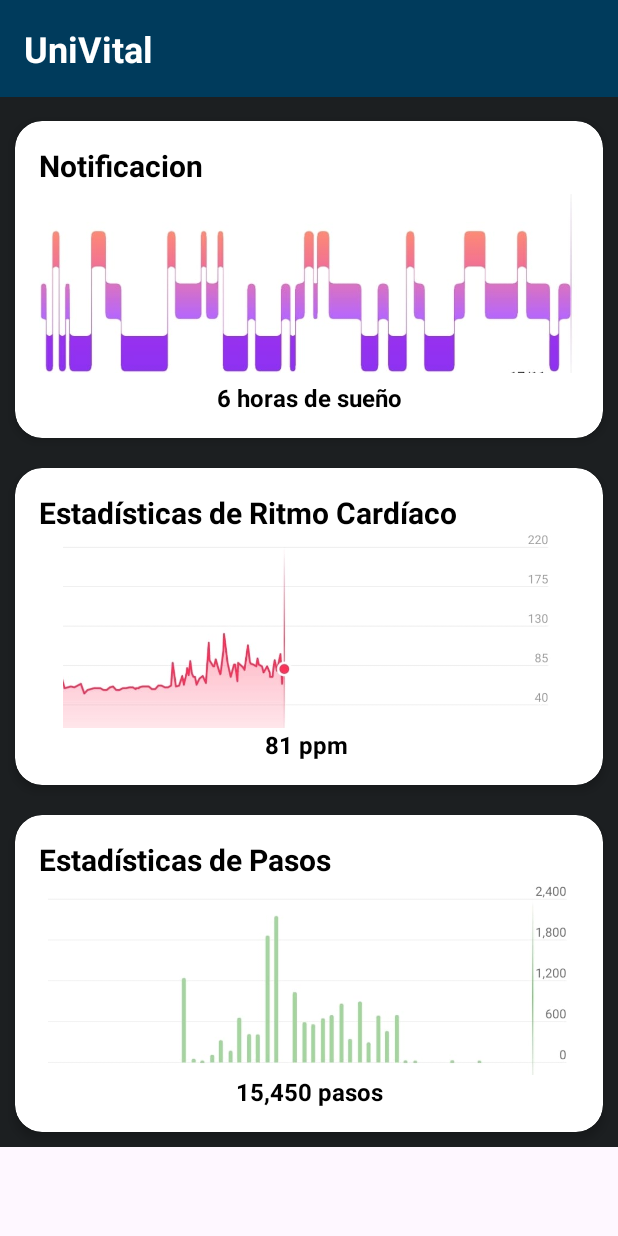
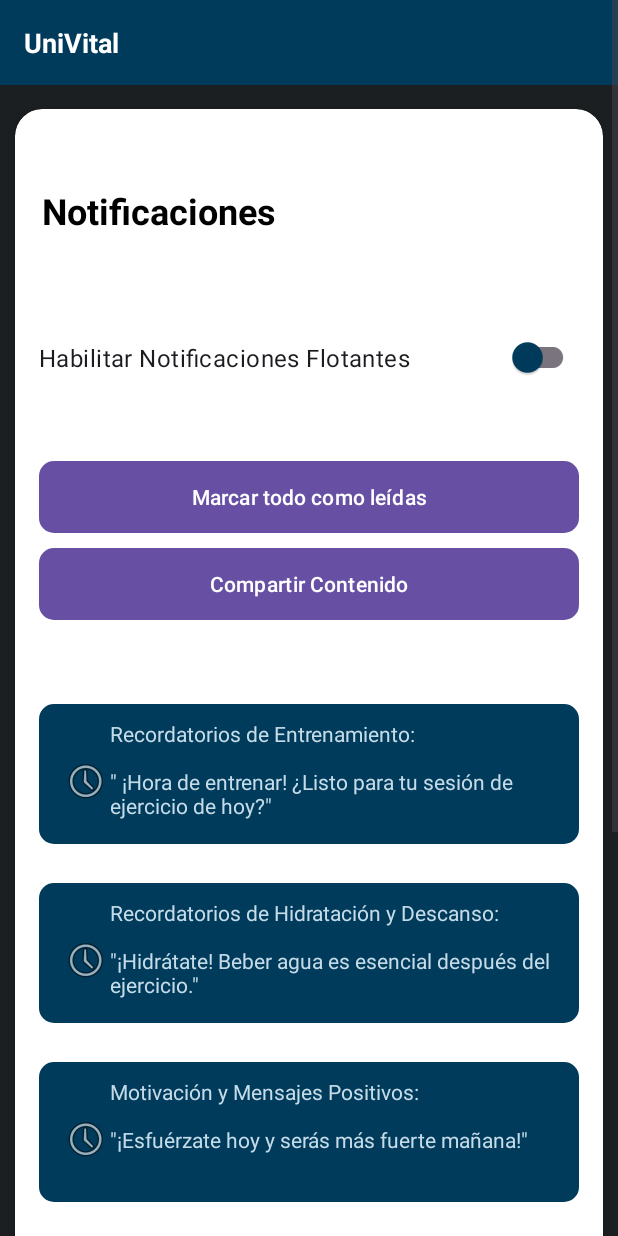
Before and after one commit to cescodc/UniVital, an Android app: the MainActivity screen opened directly, with no data from a screen before it, after a tap on "Notificaciones y Recordatorios", on a phone screen of 412 x 824 dp. Run offline under Robolectric (Android 15) with nearby library versions, the phone set to English and light mode, and no system bars.

Commit message:
Cambios realizados por PEDRO MENDOZA ZARATE:
Agregar pantalla de notificaciones, kt y xml agregando
boton_redondo.xml, activity_notificaciones.kt, activity_notificaciones.xml. argegando una cadena a strings.xml, algunos tonos en colors.xml, actualizando para una funcion en el build.gradle.kts. y cambios para que funcione correctamente la pantalla principal a la pantalla de notificaciones.

subido por Zarell por dificultades del autor de esta pantalla, pero todo lo relacionado con la pantalla notifiaciones realizado por Pedro.

```diff
--- a/app/build.gradle.kts
+++ b/app/build.gradle.kts
@@ -42,6 +42,7 @@ dependencies {
     implementation("androidx.core:core-ktx:1.9.0")
     implementation("androidx.appcompat:appcompat:1.6.1")
     implementation("com.google.android.material:material:1.10.0")
+    implementation("com.google.android.material:material:1.4.0")
     implementation("androidx.constraintlayout:constraintlayout:2.1.4")
     testImplementation("junit:junit:4.13.2")
     androidTestImplementation("androidx.test.ext:junit:1.1.5")
--- a/app/src/main/AndroidManifest.xml
+++ b/app/src/main/AndroidManifest.xml
@@ -12,6 +12,12 @@
         android:supportsRtl="true"
         android:theme="@style/Theme.UniVital"
         tools:targetApi="31">
+        <activity
+            android:name=".activity_notificaciones"
+            android:exported="false" />
+        <activity
+            android:name=".notificaciones"
+            android:exported="false" />
         <activity
             android:name=".Notification"
             android:exported="false" />
--- a/app/src/main/java/com/example/univital/MainActivity.kt
+++ b/app/src/main/java/com/example/univital/MainActivity.kt
@@ -36,7 +36,7 @@ class MainActivity : AppCompatActivity() {
 
         btnNotifications.setOnClickListener {
             // Lógica para abrir la pantalla de notificaciones y recordatorios
-            startActivity(Intent(this, Notification::class.java))
+            startActivity(Intent(this, activity_notificaciones::class.java))
         }
 
         btnStatistics.setOnClickListener {
--- a/app/src/main/java/com/example/univital/Notification.kt
+++ /dev/null
@@ -1,11 +0,0 @@
-package com.example.univital
-
-import androidx.appcompat.app.AppCompatActivity
-import android.os.Bundle
-
-class Notification : AppCompatActivity() {
-    override fun onCreate(savedInstanceState: Bundle?) {
-        super.onCreate(savedInstanceState)
-        setContentView(R.layout.activity_notification)
-    }
-}
--- /dev/null
+++ b/app/src/main/java/com/example/univital/activity_notificaciones.kt
@@ -0,0 +1,113 @@
+package com.example.univital
+
+import android.content.Intent
+import android.graphics.Color
+import android.os.Bundle
+import android.view.View
+import android.view.MenuItem
+import android.widget.Button
+import android.widget.LinearLayout
+import android.widget.TextView
+import android.widget.PopupMenu
+import android.widget.Toast
+import androidx.appcompat.app.AppCompatActivity
+
+
+class activity_notificaciones : AppCompatActivity() {
+
+    override fun onCreate(savedInstanceState: Bundle?) {
+        super.onCreate(savedInstanceState)
+        setContentView(R.layout.activity_notificaciones)
+
+        val buttonMarcarLeidas: Button = findViewById(R.id.button2)
+        val layoutNotificaciones: LinearLayout = findViewById(R.id.layoutNotificaciones)
+
+        val info1TextView: TextView = findViewById(R.id.info1)
+        val info2TextView: TextView = findViewById(R.id.info2)
+        val info3TextView: TextView = findViewById(R.id.info3)
+        val info4TextView: TextView = findViewById(R.id.info4)
+        val info5TextView: TextView = findViewById(R.id.info5)
+
+
+
+        //Notificaciones
+
+        info1TextView.text = "Recordatorios de Entrenamiento:\n" +
+                "\n" +
+                "\" ¡Hora de entrenar! ¿Listo para tu sesión de ejercicio de hoy?\""
+
+        info2TextView.text = "Recordatorios de Hidratación y Descanso:\n" +
+                "\n" +
+                "\"¡Hidrátate! Beber agua es esencial después del ejercicio.\""
+
+        info3TextView.text = "Motivación y Mensajes Positivos:\n" +
+                "\n" +
+                "\"¡Esfuérzate hoy y serás más fuerte mañana!\""
+
+        info4TextView.text = "Actualizaciones de la Comunidad:\n" +
+                "\n" +
+                "\"Tus amigos están entrenando hoy. Únete y compite.\""
+
+        info5TextView.text = "Estadísticas Diarias:\n" +
+                "\n" +
+                "\"Llevas 50 kilómetros recorridos esta semana. ¡Impresionante!\""
+
+
+        buttonMarcarLeidas.setOnClickListener {
+            marcarTodasComoLeidas(layoutNotificaciones)
+        }
+    }
+
+
+
+    private fun marcarTodasComoLeidas(layoutNotificaciones: LinearLayout) {
+
+        val idsToMarcar = listOf(
+            R.id.info1,
+            R.id.info2,
+            R.id.info3,
+            R.id.info4,
+            R.id.info5
+        )
+
+        for (i in 0 until layoutNotificaciones.childCount) {
+            val childView = layoutNotificaciones.getChildAt(i)
+            if (childView is TextView && idsToMarcar.contains(childView.id)) {
+                childView.setBackgroundColor(Color.parseColor("#F7F7F7"))
+            }
+        }
+    }
+
+    fun mostrarMenuCompartir(view: View) {
+        val popupMenu = PopupMenu(this, view)
+        popupMenu.menuInflater.inflate(R.menu.menu_compartir, popupMenu.menu)
+
+        popupMenu.setOnMenuItemClickListener(object : PopupMenu.OnMenuItemClickListener {
+            override fun onMenuItemClick(item: MenuItem): Boolean {
+                when (item.itemId) {
+                    R.id.opcion_compartir_facebook -> {
+                        //Compartir en Facebook
+                        return true
+                    }
+                    R.id.opcion_compartir_twitter -> {
+                        //Compartir en Twitter
+                        return true
+                    }
+
+                    else -> return false
+                }
+            }
+        })
+
+        popupMenu.show()
+    }
+
+    fun Volver(view: View){
+
+        val intent = Intent(this, MainActivity::class.java)
+        startActivity(intent)
+
+        //Comando Toas, sirve para mandar un mensaje inmediatamente después de accionar un botón.
+        Toast.makeText(applicationContext, "Nos vemos :)", Toast.LENGTH_SHORT).show()
+    }
+}
--- /dev/null
+++ b/app/src/main/res/drawable/boton_redondo.xml
@@ -0,0 +1,6 @@
+<?xml version="1.0" encoding="utf-8"?>
+<shape xmlns:android="http://schemas.android.com/apk/res/android"
+    android:shape="rectangle">
+    <corners android:radius="10dp" /> <!-- Ajusta el radio según sea necesario -->
+    <solid android:color="#003b5c" /> <!-- Color de fondo del botón -->
+</shape>
--- /dev/null
+++ b/app/src/main/res/layout/activity_notificaciones.xml
@@ -0,0 +1,176 @@
+<?xml version="1.0" encoding="utf-8"?>
+<androidx.constraintlayout.widget.ConstraintLayout xmlns:android="http://schemas.android.com/apk/res/android"
+    xmlns:app="http://schemas.android.com/apk/res-auto"
+    xmlns:tools="http://schemas.android.com/tools"
+    android:layout_width="match_parent"
+    android:layout_height="match_parent"
+    tools:context=".activity_notificaciones">
+
+    <ScrollView
+        android:layout_width="match_parent"
+        android:layout_height="match_parent">
+
+        <RelativeLayout
+            android:layout_width="match_parent"
+            android:layout_height="wrap_content"
+            android:background="#1c1f21">
+
+            <!-- Barra de título -->
+            <TextView
+                android:id="@+id/titulo"
+                android:layout_width="match_parent"
+                android:layout_height="wrap_content"
+                android:background="#003b5c"
+                android:padding="16dp"
+                android:text="UniVital "
+                android:textColor="#ffffff"
+                android:textSize="18sp"
+                android:textStyle="bold" />
+
+            <!-- CardView para Estadísticas de Sueño -->
+            <androidx.cardview.widget.CardView
+                android:id="@+id/cardSleep"
+                android:layout_width="match_parent"
+                android:layout_height="wrap_content"
+                android:layout_below="@id/titulo"
+                android:layout_marginStart="10dp"
+                android:layout_marginTop="16dp"
+                android:layout_marginEnd="10dp"
+                android:layout_marginBottom="10dp"
+                app:cardCornerRadius="18dp"
+                app:cardElevation="4dp">
+
+                <LinearLayout
+                    android:id="@+id/layoutNotificaciones"
+                    android:layout_width="match_parent"
+                    android:layout_height="wrap_content"
+                    android:orientation="vertical"
+                    android:padding="16dp">
+
+
+                    <TextView
+                        android:layout_width="wrap_content"
+                        android:layout_height="50dp"
+                        android:layout_marginHorizontal="2dp"
+                        android:layout_marginVertical="35dp"
+                        android:text="@string/notificaciones"
+                        android:textColor="@color/black"
+                        android:textSize="24sp"
+                        android:textStyle="bold" />
+
+                    <com.google.android.material.switchmaterial.SwitchMaterial
+                        android:id="@+id/switch1"
+                        android:layout_width="match_parent"
+                        android:layout_height="58dp"
+                        android:checked="false"
+                        android:text="Habilitar Notificaciones Flotantes"
+                        android:textSize="16sp"
+                        app:thumbTint="@color/colorSW1"
+                        tools:ignore="UseSwitchCompatOrMaterialXml" />
+
+
+                    <Button
+                        android:id="@+id/button2"
+                        android:layout_width="match_parent"
+                        android:layout_height="wrap_content"
+                        android:layout_marginTop="40dp"
+                        android:background="@drawable/boton_redondo"
+                        android:backgroundTint="#003b5c"
+                        android:text="Marcar todo como leídas" />
+
+                    <Button
+                        android:id="@+id/button3"
+                        android:layout_width="match_parent"
+                        android:layout_height="wrap_content"
+                        android:layout_marginTop="10dp"
+                        android:layout_marginBottom="30dp"
+                        android:background="@drawable/boton_redondo"
+                        android:backgroundTint="#003b5c"
+                        android:onClick="mostrarMenuCompartir"
+                        android:text="Compartir Contenido" />
+
+
+                    <TextView
+                        android:id="@+id/info1"
+                        android:layout_width="match_parent"
+                        android:layout_height="93dp"
+                        android:layout_marginTop="26dp"
+                        android:paddingStart="15dp"
+                        android:paddingTop="10dp"
+                        android:text="Notificacion 1"
+                        android:textColor="#C5DCE8"
+                        android:textSize="14sp"
+                        android:background="@drawable/boton_redondo"
+                        app:drawableLeftCompat="@android:drawable/ic_menu_recent_history" />
+
+                    <TextView
+                        android:id="@+id/info2"
+                        android:layout_width="match_parent"
+                        android:layout_height="93dp"
+                        android:layout_marginTop="26dp"
+                        android:background="@drawable/boton_redondo"
+                        android:paddingStart="15dp"
+                        android:paddingTop="10dp"
+                        android:text="Notificacion 1"
+                        android:textColor="#C5DCE8"
+                        android:textSize="14sp"
+                        app:drawableLeftCompat="@android:drawable/ic_menu_recent_history" />
+
+                    <TextView
+                        android:id="@+id/info3"
+                        android:layout_width="match_parent"
+                        android:layout_height="93dp"
+                        android:layout_marginTop="26dp"
+                        android:background="@drawable/boton_redondo"
+                        android:paddingStart="15dp"
+                        android:paddingTop="10dp"
+                        android:text="Notificacion 1"
+                        android:textColor="#C5DCE8"
+                        android:textSize="14sp"
+                        app:drawableLeftCompat="@android:drawable/ic_menu_recent_history" />
+
+                    <TextView
+                        android:id="@+id/info4"
+                        android:layout_width="match_parent"
+                        android:layout_height="93dp"
+                        android:layout_marginTop="26dp"
+                        android:background="@drawable/boton_redondo"
+                        android:paddingStart="15dp"
+                        android:paddingTop="10dp"
+                        android:text="Notificacion 1"
+                        android:textColor="#C5DCE8"
+                        android:textSize="14sp"
+                        app:drawableLeftCompat="@android:drawable/ic_menu_recent_history" />
+
+                    <TextView
+                        android:id="@+id/info5"
+                        android:layout_width="match_parent"
+                        android:layout_height="93dp"
+                        android:layout_marginTop="26dp"
+                        android:background="@drawable/boton_redondo"
+                        android:paddingStart="15dp"
+                        android:paddingTop="10dp"
+                        android:text="Notificacion 1"
+                        android:textColor="#C5DCE8"
+                        android:textSize="14sp"
+                        app:drawableLeftCompat="@android:drawable/ic_menu_recent_history" />
+
+                    <Button
+                        android:id="@+id/button4"
+                        android:layout_width="match_parent"
+                        android:layout_height="wrap_content"
+                        android:layout_marginTop="50dp"
+                        android:layout_marginBottom="60dp"
+                        android:background="@drawable/boton_redondo"
+                        android:backgroundTint="#003b5c"
+                        android:text="Volver al inicio"
+                        android:onClick="Volver"/>
+
+                </LinearLayout>
+            </androidx.cardview.widget.CardView>
+
+
+
+        </RelativeLayout>
+    </ScrollView>
+</androidx.constraintlayout.widget.ConstraintLayout>
--- a/app/src/main/res/layout/activity_notification.xml
+++ /dev/null
@@ -1,158 +0,0 @@
-<?xml version="1.0" encoding="utf-8"?>
-<ScrollView
-    xmlns:android="http://schemas.android.com/apk/res/android"
-    xmlns:app="http://schemas.android.com/apk/res-auto"
-    android:layout_width="match_parent"
-    android:layout_height="match_parent">
-    <RelativeLayout
-        android:layout_width="match_parent"
-        android:layout_height="match_parent"
-        android:background="#1c1f21"
-        >
-
-        <!-- Barra de título -->
-        <TextView
-            android:id="@+id/tvTitle"
-            android:layout_width="match_parent"
-            android:layout_height="wrap_content"
-            android:text="UniVital"
-            android:textSize="24sp"
-            android:textStyle="bold"
-            android:background="#003b5c"
-            android:textColor="#ffffff"
-            android:padding="16dp"/>
-
-        <!-- CardView para Estadísticas de Sueño -->
-        <androidx.cardview.widget.CardView
-            android:id="@+id/cardSleep"
-            android:layout_width="match_parent"
-            android:layout_height="wrap_content"
-            android:layout_below="@id/tvTitle"
-            android:layout_marginStart="10dp"
-            android:layout_marginTop="16dp"
-            android:layout_marginEnd="10dp"
-            android:layout_marginBottom="10dp"
-            app:cardCornerRadius="18dp"
-            app:cardElevation="4dp">
-
-            <LinearLayout
-                android:layout_width="match_parent"
-                android:layout_height="wrap_content"
-                android:orientation="vertical"
-                android:padding="16dp">
-
-                <TextView
-                    android:layout_width="match_parent"
-                    android:layout_height="wrap_content"
-                    android:text="Notificacion"
-                    android:textSize="20sp"
-                    android:textStyle="bold"
-                    android:textColor="#000000"/>
-
-                <ImageView
-                    android:layout_width="match_parent"
-                    android:layout_height="130dp"
-                    android:layout_gravity="center"
-                    android:contentDescription="@string/app_name"
-                    android:src="@drawable/sueno" />
-
-                <TextView
-                    android:id="@+id/tvSleepStats"
-                    android:layout_width="match_parent"
-                    android:layout_height="wrap_content"
-                    android:text="6 horas de sueño"
-                    android:textStyle="bold"
-                    android:textAlignment="center"
-                    android:textSize="16sp"
-                    android:textColor="#000000"/>
-            </LinearLayout>
-        </androidx.cardview.widget.CardView>
-
-        <!-- CardView para Estadísticas de Ritmo Cardíaco -->
-        <androidx.cardview.widget.CardView
-            android:id="@+id/cardHeartRate"
-            android:layout_width="match_parent"
-            android:layout_height="wrap_content"
-            android:layout_below="@id/cardSleep"
-            android:layout_marginTop="16dp"
-            android:layout_margin="10dp"
-            app:cardCornerRadius="18dp"
-            app:cardElevation="4dp">
-
-            <LinearLayout
-                android:layout_width="match_parent"
-                android:layout_height="wrap_content"
-                android:orientation="vertical"
-                android:padding="16dp">
-
-                <TextView
-                    android:layout_width="match_parent"
-                    android:layout_height="wrap_content"
-                    android:text="Estadísticas de Ritmo Cardíaco"
-                    android:textSize="20sp"
-                    android:textStyle="bold"
-                    android:textColor="#000000"/>
-                <ImageView
-                    android:layout_width="match_parent"
-                    android:layout_height="130dp"
-                    android:layout_gravity="center"
-                    android:contentDescription="@string/app_name"
-                    android:src="@drawable/ritmo" />
-
-                <TextView
-                    android:id="@+id/tvHeartRateStats"
-                    android:layout_width="match_parent"
-                    android:layout_height="wrap_content"
-                    android:textAlignment="center"
-                    android:text="81 ppm "
-                    android:textSize="16sp"
-                    android:textStyle="bold"
-                    android:textColor="#000000"/>
-            </LinearLayout>
-        </androidx.cardview.widget.CardView>
-
-        <!-- CardView para Estadísticas de Pasos -->
-        <androidx.cardview.widget.CardView
-            android:id="@+id/cardSteps"
-            android:layout_width="match_parent"
-            android:layout_height="wrap_content"
-            android:layout_below="@id/cardHeartRate"
-            android:layout_margin="10dp"
-            android:layout_marginTop="16dp"
-            app:cardCornerRadius="18dp"
-            app:cardElevation="4dp">
-
-            <LinearLayout
-                android:layout_width="match_parent"
-                android:layout_height="wrap_content"
-                android:orientation="vertical"
-                android:padding="16dp">
-
-                <TextView
-                    android:layout_width="match_parent"
-                    android:layout_height="wrap_content"
-                    android:text="Estadísticas de Pasos"
-                    android:textSize="20sp"
-                    android:textStyle="bold"
-                    android:textColor="#000000"/>
-                <ImageView
-                    android:layout_width="match_parent"
-                    android:layout_height="130dp"
-                    android:layout_gravity="center"
-                    android:contentDescription="@string/app_name"
-                    android:src="@drawable/pasos" />
-
-                <TextView
-                    android:id="@+id/tvStepsStats"
-                    android:layout_width="match_parent"
-                    android:layout_height="wrap_content"
-                    android:text="15,450 pasos"
-                    android:textStyle="bold"
-                    android:textSize="16sp"
-                    android:textAlignment="center"
-                    android:textColor="#000000"/>
-            </LinearLayout>
-        </androidx.cardview.widget.CardView>
-
-    </RelativeLayout>
-</ScrollView>
--- /dev/null
+++ b/app/src/main/res/menu/menu_compartir.xml
@@ -0,0 +1,9 @@
+<menu xmlns:android="http://schemas.android.com/apk/res/android">
+    <item
+        android:id="@+id/opcion_compartir_facebook"
+        android:title="Compartir en Facebook" />
+    <item
+        android:id="@+id/opcion_compartir_twitter"
+        android:title="Compartir en Twitter" />
+
+</menu>
--- a/app/src/main/res/values/colors.xml
+++ b/app/src/main/res/values/colors.xml
@@ -2,4 +2,6 @@
 <resources>
     <color name="black">#FF000000</color>
     <color name="white">#FFFFFFFF</color>
+    <color name="colorSW1">#003b5c</color>
+    <color name="colorSW2">#A8C0CD</color>
 </resources>
--- a/app/src/main/res/values/strings.xml
+++ b/app/src/main/res/values/strings.xml
@@ -5,4 +5,5 @@
     <string name="screen2_subtitle2">Meditación</string>
     <string name="fecha_dd_mm_yyyy">Fecha: DD/MM/YYYY</string>
     <string name="todo_tasks">Tareas:</string>
+    <string name="notificaciones">Notificaciones</string>
 </resources>
```
